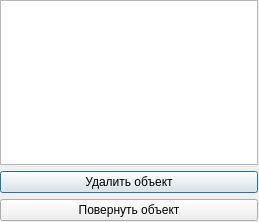
Above: Proj/objecthangman.ui from TheSawIsTheLaw/ComputerGraphicsCoursework before the change. Below: the same form after it.
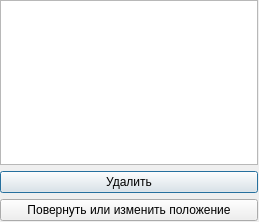
That is the form after the change.

```diff
--- a/Proj/objecthangman.ui
+++ b/Proj/objecthangman.ui
@@ -29,14 +29,14 @@
     <item>
      <widget class="QPushButton" name="pushButton">
       <property name="text">
-       <string>Удалить объект</string>
+       <string>Удалить</string>
       </property>
      </widget>
     </item>
     <item>
      <widget class="QPushButton" name="pushButton_2">
       <property name="text">
-       <string>Повернуть объект</string>
+       <string>Повернуть или изменить положение</string>
       </property>
      </widget>
     </item>
```
